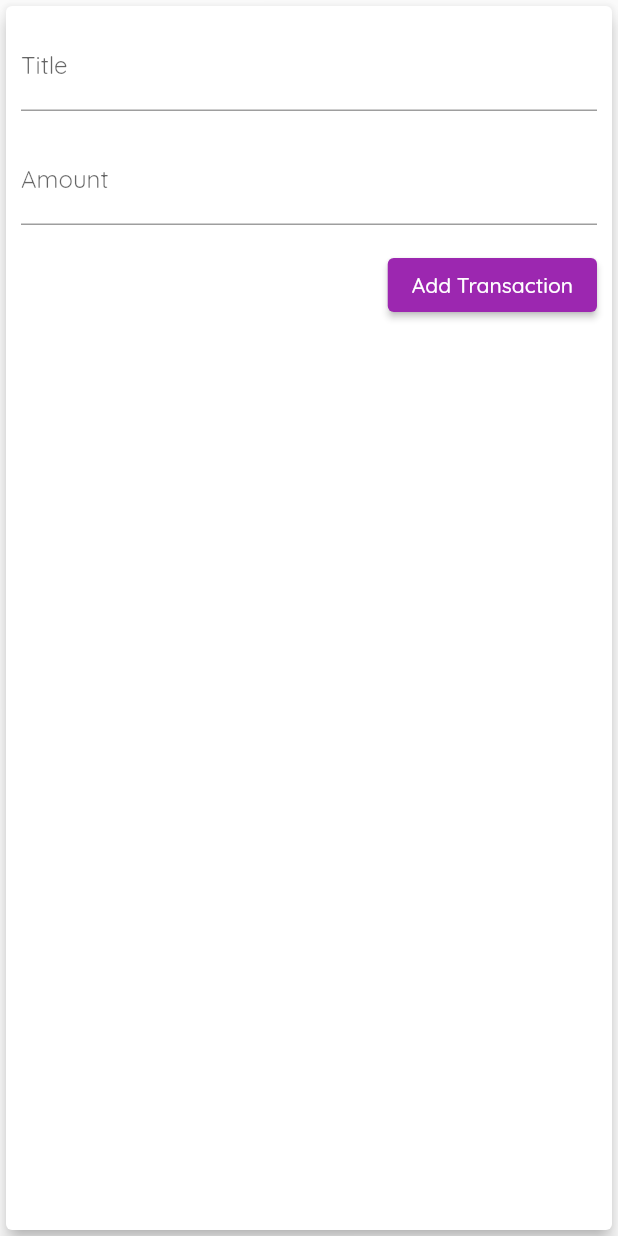
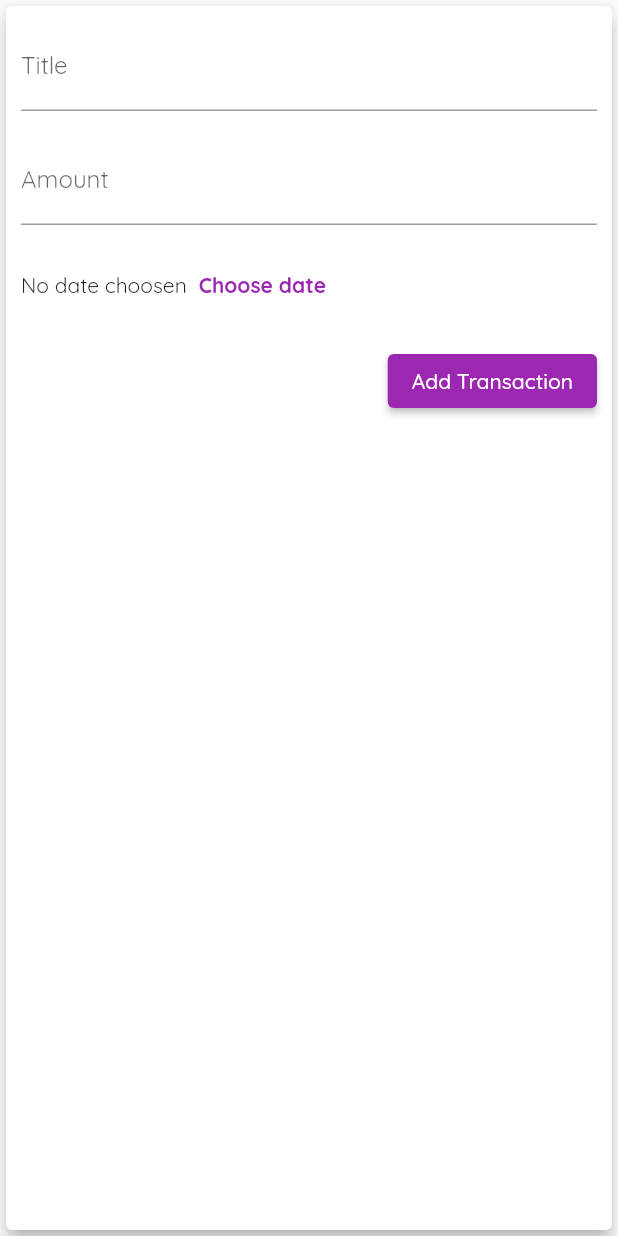
Before and after one commit to enryahhh/catatan-pengeluaran, a Flutter app: the NewTransaction widget shown alone on an empty page, opened directly with empty values, after a tap on "Add Transaction", on a phone screen of 412 x 824 dp. Run offline on Flutter 3.47's test engine with Material 2 defaults, Android fonts, the phone set to English and light mode, and no system bars; our stand-ins replace google_fonts.

Commit message:
dynamic date transaction

```diff
--- a/lib/main.dart
+++ b/lib/main.dart
@@ -41,12 +41,12 @@ class _MyHomePageState extends State<MyHomePage> {
 
   ];
 
-  void addNewTransaction(String title, double amount) {
+  void addNewTransaction(String title, double amount,DateTime choosenDate) {
     final newTrx = new Transaction(
         id: DateTime.now().toString(),
         title: title,
         amount: amount,
-        date: DateTime.now());
+        date: choosenDate);
 
     setState(() {
       listTransactions.add(newTrx);
--- a/lib/widgets/new_transaction.dart
+++ b/lib/widgets/new_transaction.dart
@@ -13,17 +13,36 @@ class _NewTransactionState extends State<NewTransaction> {
   TextEditingController titleCtrl = new TextEditingController();
 
   TextEditingController amountCtrl = new TextEditingController();
+  DateTime? pickedDate;
 
   void inputNewTrx() {
+    if(amountCtrl.text.isEmpty){
+      return;
+    }
     final String txtTitle = titleCtrl.text;
     final double txtAmount = double.parse(amountCtrl.text);
 
-    if (txtTitle.isEmpty || txtAmount <= 0) {
+    if (txtTitle.isEmpty || txtAmount <= 0 || pickedDate == null) {
       return;
     }
 
-    widget.addTrx(txtTitle, txtAmount);
+    widget.addTrx(txtTitle, txtAmount,pickedDate);
     Navigator.of(context).pop();
+  }
+
+  void selectDate() {
+    showDatePicker(
+        context: context,
+        initialDate: DateTime.now(),
+        firstDate: DateTime(2021, 1, 1),
+        lastDate: DateTime.now()).then((value){
+          if(value == null){
+            return;
+          }
+          setState(() {
+            pickedDate = value;
+          });
+        });
   }
 
   @override
@@ -54,6 +73,20 @@ class _NewTransactionState extends State<NewTransaction> {
             SizedBox(
               height: 16,
             ),
+            Row(
+              children: [
+                Text(pickedDate == null ? "No date choosen" : "Picked Date : "+DateFormat.yMd().format(pickedDate!)),
+                TextButton(
+                    onPressed: () {
+                      selectDate();
+                    },
+                    child: Text("Choose date",
+                        style: TextStyle(fontWeight: FontWeight.bold)))
+              ],
+            ),
+            SizedBox(
+              height: 16,
+            ),
             ElevatedButton(
                 onPressed: inputNewTrx, child: Text('Add Transaction'))
           ],
```
